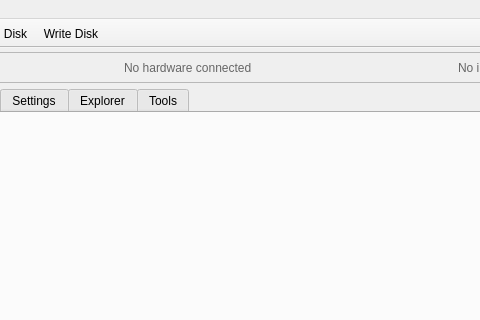
This is forms/mainwindow.ui in Axel051171/UnifiedFloppyTool as Qt 5 draws it before an edit; both pictures show x 212 to 692 and y 0 to 320 of the 1000 by 780 pixel window. The edited form follows.
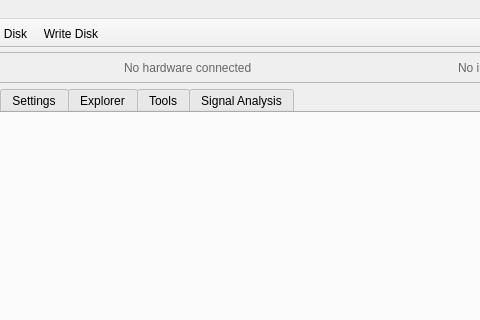
This is the edited form.

What changed in the file:
```diff
--- a/forms/mainwindow.ui
+++ b/forms/mainwindow.ui
@@ -58,6 +58,7 @@
       <widget class="QWidget" name="tab_format"><attribute name="title"><string>Settings</string></attribute></widget>
       <widget class="QWidget" name="tab_explorer"><attribute name="title"><string>Explorer</string></attribute></widget>
       <widget class="QWidget" name="tab_tools"><attribute name="title"><string>Tools</string></attribute></widget>
+      <widget class="QWidget" name="tab_signal_analysis"><attribute name="title"><string>Signal Analysis</string></attribute></widget>
      </widget>
     </item>
    </layout>
```
